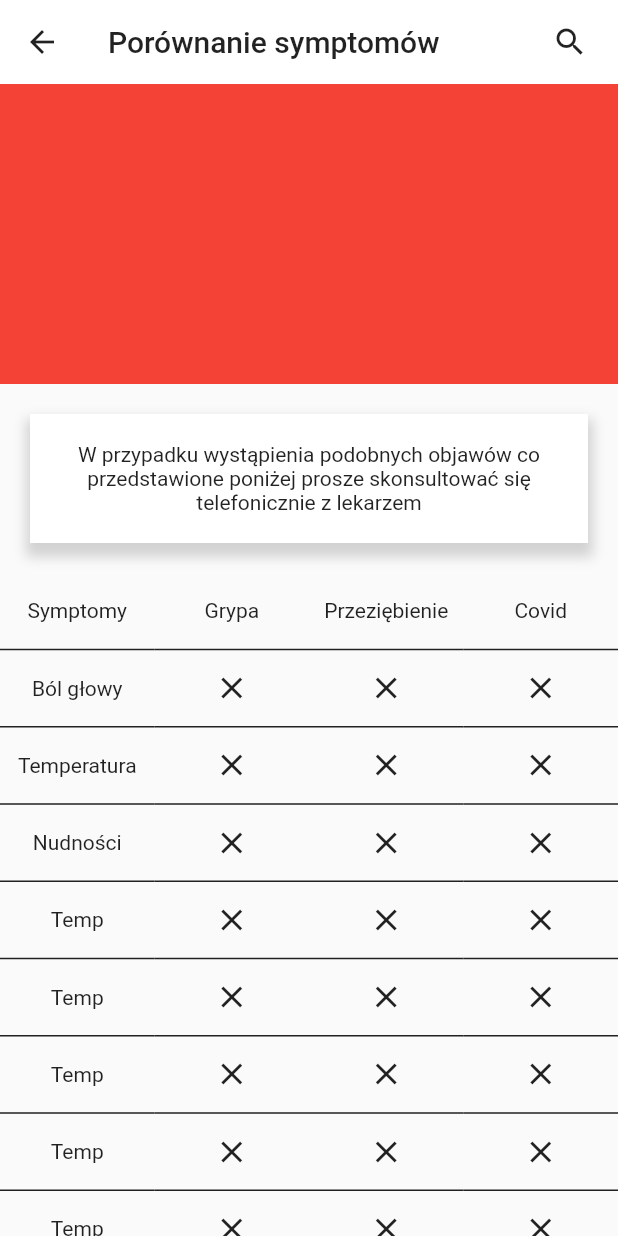
After one commit to skrzypak/Bit-Festival-Hackathon-2020, a Flutter app: the SymptomsComparisonGrid screen opened directly, on a phone screen of 412 x 824 dp. The commit adds this screen. Run offline on Flutter 3.47's test engine with Material 2 defaults, Android fonts, the phone set to English and light mode, and no system bars.

Commit message:
SymptompsComparison Visual Completed

```diff
--- /dev/null
+++ b/Flutter/corona_info/lib/screens/symptomsComparison/symptomsComparisonScreenGrid.dart
@@ -0,0 +1,111 @@
+import 'package:corona_info/main.dart';
+import 'package:corona_info/widgets/AppBar.dart';
+import 'package:flutter/material.dart';
+import 'package:flutter/rendering.dart';
+import 'package:corona_info/widgets/Shadow.dart';
+
+class SymptomsComparisonGrid extends StatelessWidget {
+  SymptomsComparisonGrid({Key key}) : super(key: key);
+  @override
+  Widget build(BuildContext context) {
+    return Scaffold(
+      body: SafeArea(
+        child: ListView(children: <Widget>[
+          MyAppBar('Porównanie symptomów'),
+          Container(color: Colors.red, height: 200),
+          Container(
+              height: 126,
+              child: Padding(
+                padding: const EdgeInsets.fromLTRB(20, 20, 20, 20),
+                child: Container(
+                  decoration: BoxDecoration(
+                    color: Colors.white,
+                    boxShadow: [Shadow.get()],
+                  ),
+                  child: Center(
+                    child: Text(
+                      "W przypadku wystąpienia podobnych objawów co przedstawione poniżej prosze skonsultować się telefonicznie z lekarzem",
+                      textAlign: TextAlign.center,
+                    ),
+                  ),
+                ),
+              )),
+          GridView.count(
+              physics: NeverScrollableScrollPhysics(),
+              childAspectRatio: 4 / 2,
+              crossAxisCount: 4,
+              shrinkWrap: true,
+              children: List.generate(choices.length, (index) {
+                return Center(child: Container(child: ChoiceCard(choice: choices[index])));
+              })),
+        ]),
+      ),
+    );
+  }
+}
+
+class Type {
+  const Type({this.title, this.icon});
+  final String title;
+  final IconData icon;
+}
+
+class ChoiceCard extends StatelessWidget {
+  const ChoiceCard({Key key, this.choice}) : super(key: key);
+  final Type choice;
+
+  @override
+  Widget build(BuildContext context) {
+    return GridTile(
+        child: Container(
+      decoration: BoxDecoration(
+        border: Border(bottom: BorderSide(color: Colors.black87)),
+      ),
+      child: Center(
+        child: Column(mainAxisSize: MainAxisSize.min, children: <Widget>[
+          if (choice.icon != null) Icon(choice.icon, size: 24.0),
+          if (choice.icon == null) Text(choice.title),
+        ]),
+      ),
+    ));
+  }
+}
+
+const List<Type> choices = const <Type>[
+  const Type(title: 'Symptomy', icon: null),
+  const Type(title: 'Grypa', icon: null),
+  const Type(title: 'Przeziębienie', icon: null),
+  const Type(title: 'Covid', icon: null),
+  const Type(title: 'Ból głowy', icon: null),
+  const Type(title: '', icon: Icons.clear),
+  const Type(title: '', icon: Icons.clear),
+  const Type(title: '', icon: Icons.clear),
+  const Type(title: 'Temperatura', icon: null),
+  const Type(title: '', icon: Icons.clear),
+  const Type(title: '', icon: Icons.clear),
+  const Type(title: '', icon: Icons.clear),
+  const Type(title: 'Nudności', icon: null),
+  const Type(title: '', icon: Icons.clear),
+  const Type(title: '', icon: Icons.clear),
+  const Type(title: '', icon: Icons.clear),
+  const Type(title: 'Temp', icon: null),
+  const Type(title: '', icon: Icons.clear),
+  const Type(title: '', icon: Icons.clear),
+  const Type(title: '', icon: Icons.clear),
+  const Type(title: 'Temp', icon: null),
+  const Type(title: '', icon: Icons.clear),
+  const Type(title: '', icon: Icons.clear),
+  const Type(title: '', icon: Icons.clear),
+  const Type(title: 'Temp', icon: null),
+  const Type(title: '', icon: Icons.clear),
+  const Type(title: '', icon: Icons.clear),
+  const Type(title: '', icon: Icons.clear),
+  const Type(title: 'Temp', icon: null),
+  const Type(title: '', icon: Icons.clear),
+  const Type(title: '', icon: Icons.clear),
+  const Type(title: '', icon: Icons.clear),
+  const Type(title: 'Temp', icon: null),
+  const Type(title: '', icon: Icons.clear),
+  const Type(title: '', icon: Icons.clear),
+  const Type(title: '', icon: Icons.clear),
+];
--- a/Flutter/corona_info/lib/widgets/AppBar.dart
+++ b/Flutter/corona_info/lib/widgets/AppBar.dart
@@ -15,7 +15,7 @@ class MyAppBar extends StatelessWidget {
           child: Icon(Icons.search, color: Colors.black87),
         ),
       ],
-      backgroundColor: Colors.transparent,
+      backgroundColor: Colors.white,
     );
   }
 }
```
Also changed, not shown: Flutter/corona_info/lib/screens/symptomsComparison/symptomsComparisonScreen.dart (deleted).
